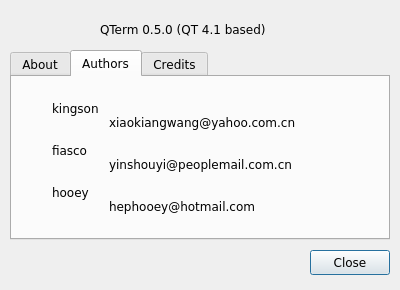
The window that src/ui/aboutdialog.ui (adaptee/qterm-hack) describes before a commit, drawn with Qt 5.
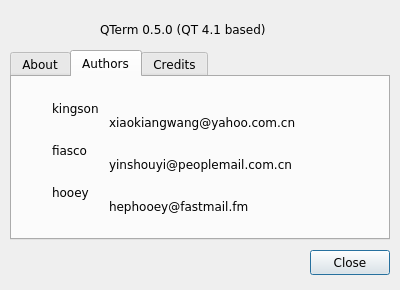
The same window after the commit. The open tabs and pages were chosen to show the change.

```diff
--- a/src/ui/aboutdialog.ui
+++ b/src/ui/aboutdialog.ui
@@ -12,10 +12,8 @@
     <height>290</height>
    </rect>
   </property>
-  <property name="sizePolicy" >
-   <sizepolicy>
-    <hsizetype>5</hsizetype>
-    <vsizetype>5</vsizetype>
+  <property name="sizePolicy">
+   <sizepolicy hsizetype="Preferred" vsizetype="Preferred">
     <horstretch>0</horstretch>
     <verstretch>0</verstretch>
    </sizepolicy>
@@ -134,7 +132,7 @@
        <height>140</height>
       </rect>
      </property>
-     <property name="text" >
+     <property name="text">
       <string>kingson     
 	xiaokiangwang@yahoo.com.cn  
 
@@ -142,7 +140,7 @@
 	yinshouyi@peoplemail.com.cn
 
 hooey
-	hephooey@hotmail.com</string>
+	hephooey@fastmail.fm</string>
      </property>
     </widget>
    </widget>
@@ -176,7 +174,7 @@
    </property>
   </widget>
  </widget>
- <layoutdefault spacing="6" margin="11" />
+ <layoutdefault spacing="6" margin="11"/>
  <pixmapfunction>qPixmapFromMimeSource</pixmapfunction>
  <tabstops>
   <tabstop>closeButton</tabstop>
```
Left out of the diff: 83 changed lines with no effect on the pictures.
